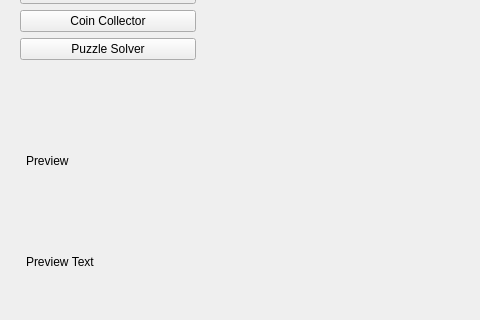
This is tasktab.ui in Painless-VR-Capstone/Qt-ClientApp as Qt 5 draws it before an edit; both pictures show x 0 to 480 and y 86 to 406 of the 611 by 499 pixel window. The edited form follows.
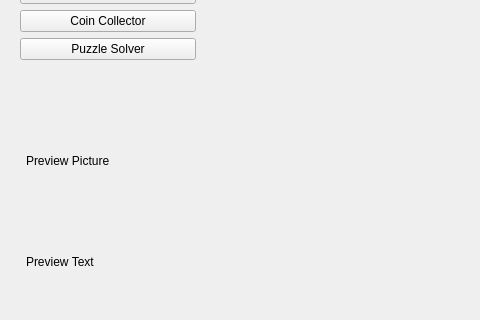
This is the edited form.

The edit to the form file:
```diff
--- a/tasktab.ui
+++ b/tasktab.ui
@@ -87,7 +87,7 @@
            </sizepolicy>
           </property>
           <property name="text">
-           <string>Preview</string>
+           <string>Preview Picture</string>
           </property>
          </widget>
         </item>
```
Left out of the diff: 15 changed lines with no effect on the pictures.
